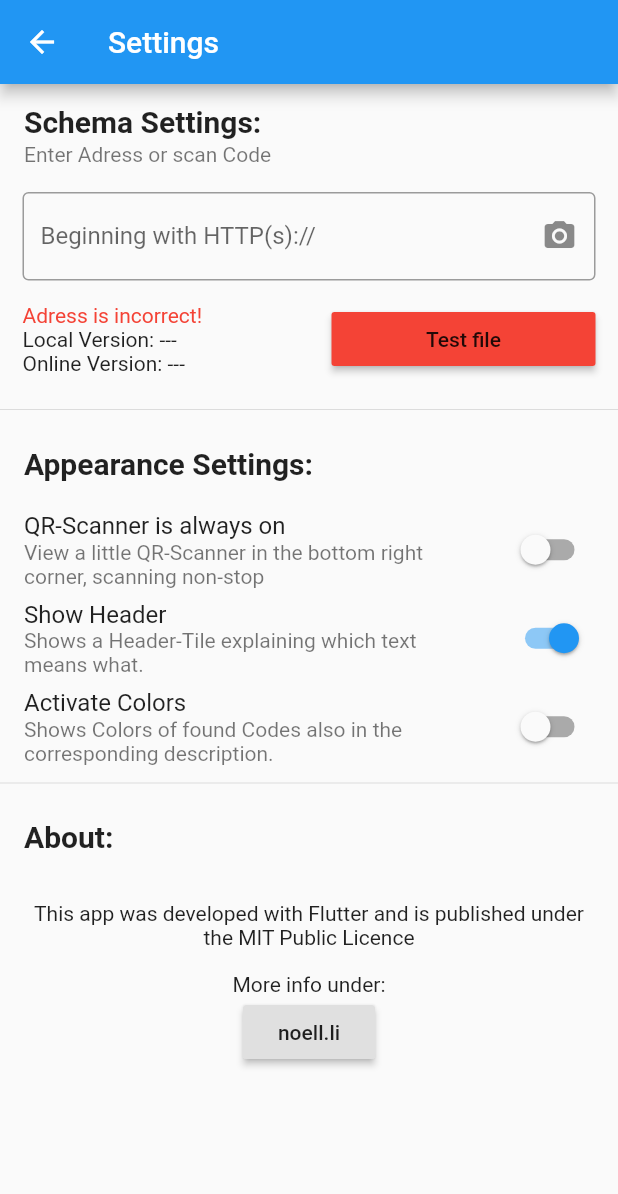
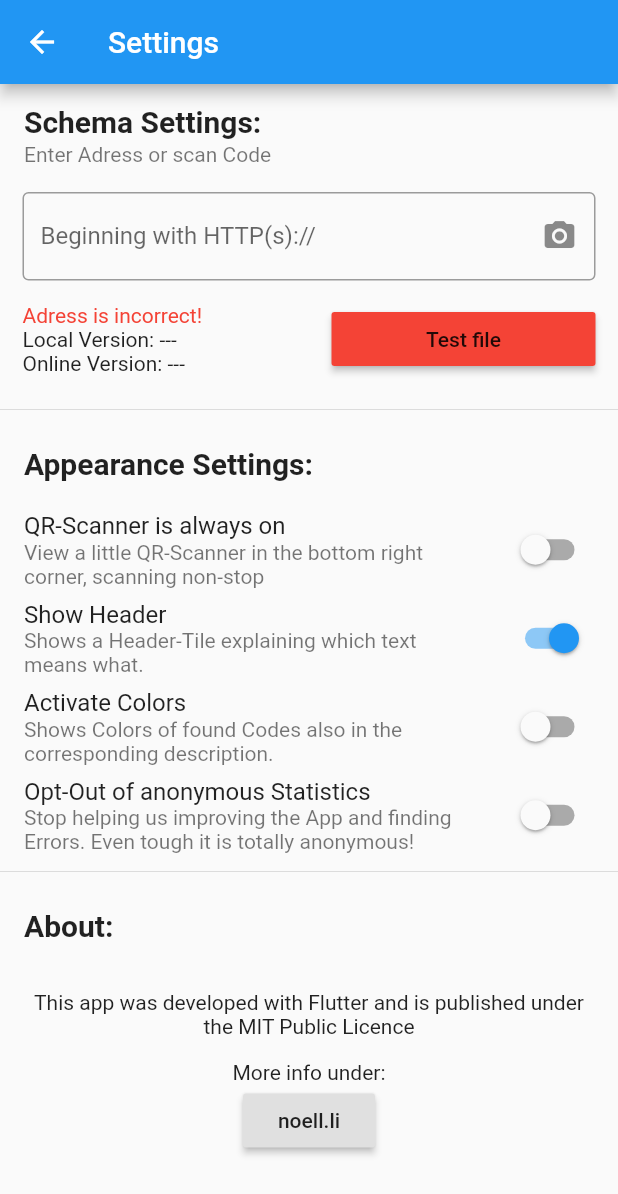
Before and after one commit to noell-dev/qr_translator, a Flutter app: the screen it shows after launch, after a tap on the "settings" icon, on a phone screen of 412 x 824 dp. Shown: the top 1194 px of the screen. Run offline on Flutter 3.47's test engine with Material 2 defaults, Android fonts, the phone set to English and light mode, and no system bars; our stand-ins replace shared_preferences; missing offline and left inert: flutter_matomo, qr_code_scanner.

Commit message:
added optout
flutter_matomo needed some changes, so using a local version until there is a pull request

```diff
--- a/i18n/de.json
+++ b/i18n/de.json
@@ -24,6 +24,8 @@
     "toggleHelpDescription": "Zeigt eine Kopfzeile, diese zeigt wofür die Felder stehen.",
     "toggleColorActivated": "Farben aktivieren",
     "toggleColorActivatedDescription": "Zeigt die Farben der evtl. gefundenen Codes auch in der zugehörigen Beschreibung.",
+    "toggleOptOut": "Sende keine anonymen Statistiken",
+    "toggleOptOutDescription": "Stoppe deine Hilfe diese App zu verbessern und Fehler zu finden.",
     "schemeSettings": "Schema ändern:",
     "appearanceSettings": "Aussehen ändern:",
     "aboutHeader": "Über:",
--- a/i18n/en.json
+++ b/i18n/en.json
@@ -24,6 +24,8 @@
     "toggleHelpDescription": "Shows a Header-Tile explaining which text means what.",
     "toggleColorActivated": "Activate Colors",
     "toggleColorActivatedDescription": "Shows Colors of found Codes also in the corresponding description.",
+    "toggleOptOut": "Opt-Out of anonymous Statistics",
+    "toggleOptOutDescription": "Stop helping us improving the App and finding Errors. Even tough it is totally anonymous!",
     "schemeSettings": "Schema Settings:",
     "appearanceSettings": "Appearance Settings:",
     "aboutHeader": "About:",
--- a/lib/widget/settings.dart
+++ b/lib/widget/settings.dart
@@ -247,6 +247,7 @@ class _SettingsWidget extends State<SettingsWidget> {
   bool _littleWidget = false;
   bool _colorActivated = false;
   bool _showHelp = true;
+  bool _optOut = false;
 
   Future _toggleValue(name, value) async {
     SharedPreferences prefs = await SharedPreferences.getInstance();
@@ -270,6 +271,19 @@ class _SettingsWidget extends State<SettingsWidget> {
         _showHelp = prefs.getBool("showHelp");
       });
     }
+
+    bool isOptOut = await FlutterMatomo.isOptOut();
+    if (isOptOut != null){
+      setState(() {
+        _optOut = isOptOut;
+      });
+    }
+  }
+
+  Future _toggleOptOut(bool value) async {
+    print(value);
+    String version = await FlutterMatomo.setOptOut(value);
+    print(version);
   }
 
 @override
@@ -280,7 +294,8 @@ class _SettingsWidget extends State<SettingsWidget> {
   }
 
   Future<void> _initMatomo() async {
-    await FlutterMatomo.trackScreen(context, "Opened");
+    String version =  await FlutterMatomo.trackScreen(context, "Opened");
+    print(version);
   }
 
   _launchURL() async {
@@ -361,6 +376,19 @@ class _SettingsWidget extends State<SettingsWidget> {
                 });
               },
             ),
+            // Toggle Matomo optOut
+            SwitchListTile(
+
+              title: Text(AppLocalizations.of(context).translate('toggleOptOut')),
+              subtitle: Text(AppLocalizations.of(context).translate('toggleOptOutDescription')),
+              value: _optOut,
+              onChanged: (bool value) {
+                _toggleOptOut(value);
+                setState(() {
+                  _optOut = value;
+                });
+              },
+            ),
             Divider(),
             ListTile(
               title: Text(
--- a/pubspec.yaml
+++ b/pubspec.yaml
@@ -11,13 +11,14 @@ description: A translator for QR-Codes and Barcodes.
 # In iOS, build-name is used as CFBundleShortVersionString while build-number used as CFBundleVersion.
 # Read more about iOS versioning at
 # https://developer.apple.com/library/archive/documentation/General/Reference/InfoPlistKeyReference/Articles/CoreFoundationKeys.html
-version: 1.0.0+2
+version: 1.0.0+3
 
 environment:
   sdk: ">=2.1.0 <3.0.0"
 
 dependencies:
-  flutter_matomo: ^1.2.0
+  flutter_matomo:
+    path: ../flutter_matomo/
   url_launcher:
   path_provider: ^1.6.7
   shared_preferences: ^0.5.6
```
Also changed, not shown: pubspec.lock.
